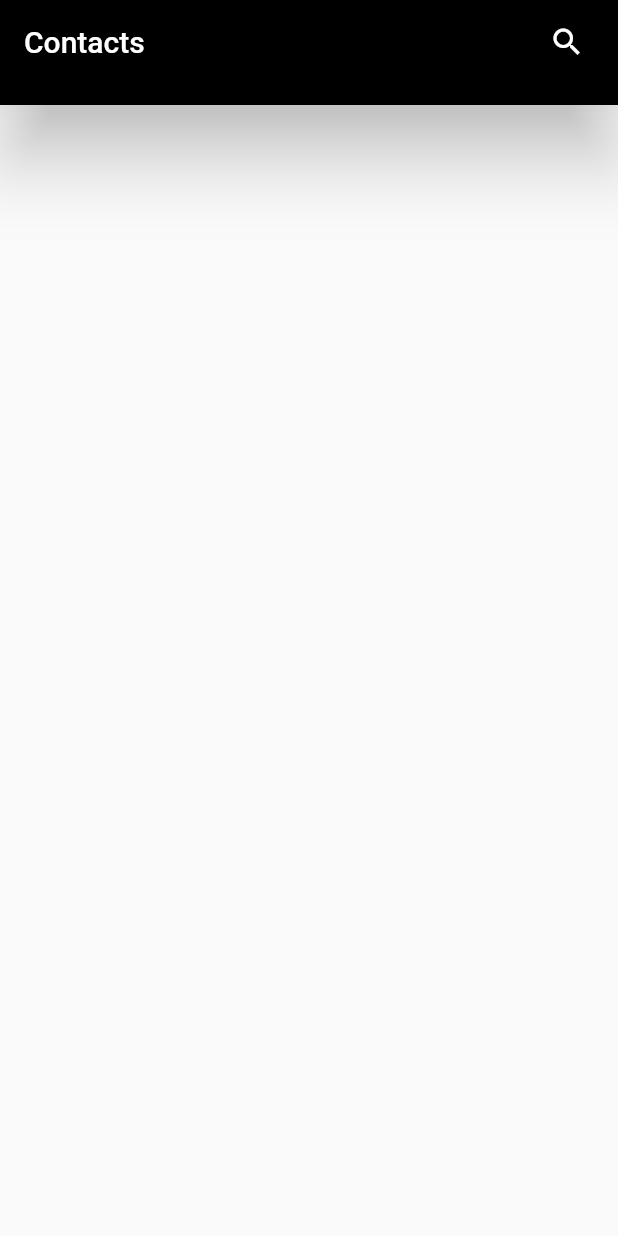
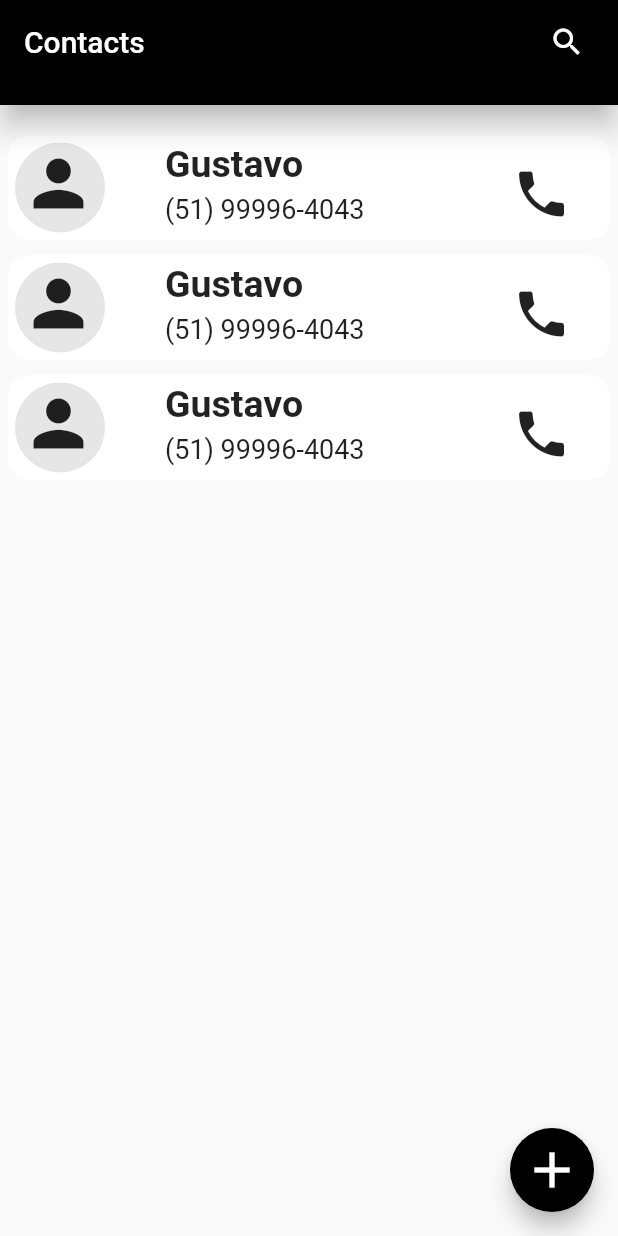
Before and after one commit to Gustavobeckr/Desafio_Sprint03, a Flutter app: the screen it shows after launch, on a phone screen of 412 x 824 dp. Run offline on Flutter 3.47's test engine with Material 2 defaults, Android fonts, the phone set to English and light mode, and no system bars; our stand-ins replace brasil_fields, dio.

```diff
--- a/lib/main.dart
+++ b/lib/main.dart
@@ -1,6 +1,6 @@
 import 'package:app_contacts/src/AppWidget.dart';
 import 'package:flutter/material.dart';
 
-Future main() async {
+void main() {
   runApp(AppWidget());
 }
--- a/lib/src/AppWidget.dart
+++ b/lib/src/AppWidget.dart
@@ -1,20 +1,13 @@
+import 'package:app_contacts/src/screens/HomeScreen.dart';
 import 'package:flutter/material.dart';
+import 'package:provider/provider.dart';
+import 'components/AddContact.dart';
 
-class AppWidget extends StatefulWidget {
-  @override
-  State<AppWidget> createState() => _AppWidgetState();
-}
+import 'components/ChangeClickSearch.dart';
 
-class _AppWidgetState extends State<AppWidget> {
-  String title = 'Contacts';
-
-  bool clickSearch = true;
-
-  _changeClickSearch() {
-    setState(() {
-      clickSearch = !clickSearch;
-    });
-  }
+class AppWidget extends StatelessWidget {
+  static const HOME_SCREEN = '/';
+  static const ADD_SCREEN = '/add_screen';
 
   @override
   Widget build(BuildContext context) {
@@ -23,47 +16,19 @@ class _AppWidgetState extends State<AppWidget> {
       theme: ThemeData(
         brightness: Brightness.light,
       ),
-      home: Scaffold(
-        appBar: PreferredSize(
-          preferredSize: Size.fromHeight(70.0),
-          child: AppBar(
-            backgroundColor: Colors.black,
-            elevation: 20,
-            title: clickSearch
-                ? Text(title)
-                : Padding(
-                  padding: const EdgeInsets.symmetric(vertical: 0, horizontal: 15),
-                  child: TextField(
-                      style: TextStyle(color: Colors.white),
-                      decoration: InputDecoration(
-                        border: OutlineInputBorder(
-                            borderRadius: BorderRadius.circular(20)),
-                        fillColor: Colors.white10,
-                        filled: true,
-                        prefixIcon: IconButton(
-                          color: Colors.white,
-                          onPressed: _changeClickSearch,
-                          icon: Icon(Icons.close),
-                        ),
-                        hintText: 'Buscar contato',
-                        hintStyle: TextStyle(color: Colors.white),
-                      ),
-                    ),
-                ),
-            actions: [
-              Padding(
-                padding:
-                    const EdgeInsets.symmetric(vertical: 0.0, horizontal: 10),
-                child: IconButton(
-                  onPressed: _changeClickSearch,
-                  icon:clickSearch? Icon(Icons.search) : Icon(Icons.search, color: Colors.black,),
-                ),
-              )
-            ],
-          ),
-        ),
-        body: const Text(''),
-      ),
+      initialRoute: HOME_SCREEN,
+      routes: {
+        HOME_SCREEN: (context) => HomeScreen(),
+        ADD_SCREEN: (context) => AddContact(),
+      },
     );
+    // MultiProvider(
+    //   providers: [
+    //   ChangeNotifierProvider(
+    //   create: (_) => ChangeClick(),
+    // ),
+    // ],
+    // child:
+    // );
   }
 }
--- /dev/null
+++ b/lib/src/components/ChangeClickSearch.dart
@@ -0,0 +1,13 @@
+import 'package:flutter/material.dart';
+
+class ChangeClick extends ChangeNotifier{
+  bool clickSearch = true;
+
+  ChangeClick({required this.clickSearch});
+
+  void changeClickSearch() {
+    clickSearch = !clickSearch;
+    notifyListeners();
+  }
+
+}
--- /dev/null
+++ b/lib/src/screens/HomeScreen.dart
@@ -0,0 +1,154 @@
+import 'package:app_contacts/src/AppWidget.dart';
+import 'package:app_contacts/src/components/AddContact.dart';
+import 'package:app_contacts/src/models/ContactModel.dart';
+import 'package:app_contacts/src/repositories/ContactRepositoy.dart';
+import 'package:flutter/material.dart';
+
+class HomeScreen extends StatefulWidget {
+  @override
+  State<HomeScreen> createState() => _HomeScreenState();
+}
+
+class _HomeScreenState extends State<HomeScreen> {
+  String title = 'Contacts';
+
+  bool clickSearch = true;
+
+  _changeClickSearch() {
+    setState(() {
+      clickSearch = !clickSearch;
+    });
+  }
+
+  @override
+  Widget build(BuildContext context) {
+    return Scaffold(
+      appBar: PreferredSize(
+        preferredSize: Size.fromHeight(70.0),
+        child: AppBar(
+          backgroundColor: Colors.black,
+          elevation: 8,
+          title: clickSearch
+              ? Text(title)
+              : Padding(
+                  padding:
+                      const EdgeInsets.symmetric(vertical: 0, horizontal: 15),
+                  child: TextField(
+                    style: TextStyle(color: Colors.white),
+                    decoration: InputDecoration(
+                      border: OutlineInputBorder(
+                          borderRadius: BorderRadius.circular(20)),
+                      fillColor: Colors.white10,
+                      filled: true,
+                      prefixIcon: IconButton(
+                        color: Colors.white,
+                        onPressed: _changeClickSearch,
+                        icon: Icon(Icons.close),
+                      ),
+                      hintText: 'Buscar contato',
+                      hintStyle: TextStyle(color: Colors.white),
+                    ),
+                  ),
+                ),
+          actions: [
+            Padding(
+              padding:
+                  const EdgeInsets.symmetric(vertical: 0.0, horizontal: 10),
+              child: IconButton(
+                onPressed: _changeClickSearch,
+                icon: clickSearch
+                    ? Icon(Icons.search)
+                    : Icon(
+                        Icons.search,
+                        color: Colors.black,
+                      ),
+              ),
+            )
+          ],
+        ),
+      ),
+      floatingActionButton: FloatingActionButton(
+        onPressed: () {
+          showDialog(
+              context: context,
+              builder: (context) {
+                return AddContact();
+              });
+        },
+        backgroundColor: Colors.black,
+        child: Icon(
+          Icons.add,
+          size: 40,
+          color: Colors.white,
+        ),
+      ),
+      body: Padding(
+        padding: const EdgeInsets.fromLTRB(0, 10, 0, 0),
+        child: ListView.builder(
+            itemCount: 3,
+            itemBuilder: (context, index) {
+              return Padding(
+                padding: const EdgeInsets.fromLTRB(5, 10, 5, 0),
+                child: Container(
+                  height: 70,
+                  decoration: BoxDecoration(
+                    borderRadius: BorderRadius.circular(15),
+                    color: Colors.white,
+                  ),
+                  child: Padding(
+                    padding: const EdgeInsets.symmetric(
+                        vertical: 0.0, horizontal: 5),
+                    child: Row(
+                      children: [
+                        Stack(children: [
+                          ClipOval(
+                            child: Container(
+                              width: 60,
+                              height: 60,
+                              decoration: BoxDecoration(
+                                  color: Color.fromRGBO(0, 0, 0, 0.1)),
+                            ),
+                          ),
+                          Padding(
+                            padding: const EdgeInsets.fromLTRB(4, 2, 0, 0),
+                            child: Icon(
+                              Icons.person,
+                              size: 50,
+                            ),
+                          ),
+                        ]),
+                        SizedBox(width: 40),
+                        Column(
+                          crossAxisAlignment: CrossAxisAlignment.start,
+                          children: [
+                            SizedBox(height: 5),
+                            Text(
+                              'Gustavo',
+                              style: TextStyle(
+                                  fontSize: 25, fontWeight: FontWeight.bold),
+                            ),
+                            SizedBox(height: 5),
+                            Text(
+                              '(51) 99996-4043',
+                              style: TextStyle(fontSize: 18),
+                            )
+                          ],
+                        ),
+                        SizedBox(width: 90),
+                        IconButton(
+                          onPressed: () {},
+                          icon: Icon(
+                            Icons.local_phone,
+                            size: 40,
+                          ),
+                        )
+                      ],
+                    ),
+                  ),
+                ),
+              );
+            }),
+      ),
+    );
+  }
+}
--- a/pubspec.yaml
+++ b/pubspec.yaml
@@ -31,11 +31,13 @@ environment:
 dependencies:
   flutter:
     sdk: flutter
-  http:
 
   # The following adds the Cupertino Icons font to your application.
   # Use with the CupertinoIcons class for iOS style icons.
   cupertino_icons: ^1.0.2
+  dio: ^4.0.6
+  provider: ^6.0.4
+  brasil_fields: ^1.6.0
 
 dev_dependencies:
   flutter_test:
```
Also changed, not shown: lib/src/ClientHttp/http.dart (deleted, +0 -11 lines), lib/src/components/AddContact.dart (added, +119 -0 lines), lib/src/models/ContactModel.dart (added, +33 -0 lines), lib/src/models/JsonModel.dart (deleted, +0 -21 lines), lib/src/repositories/ContactRepositoy.dart (added, +20 -0 lines), pubspec.lock, 2 other files.
